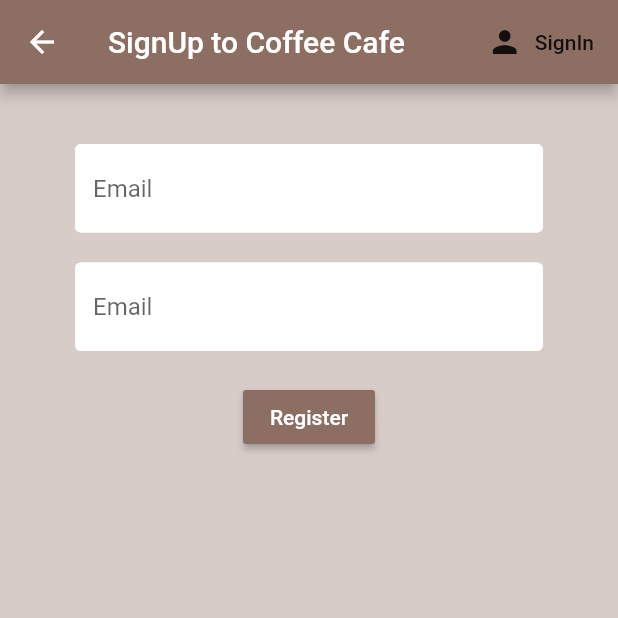
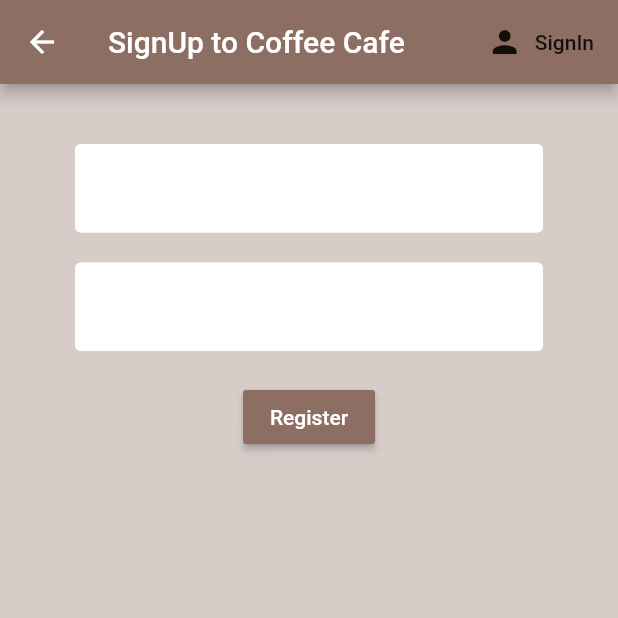
Before and after one commit to amitsaini4556/coffee_team, a Flutter app: the Register screen opened directly, on a phone screen of 412 x 824 dp, the top half of it. Run offline on Flutter 3.47's test engine with Material 2 defaults, Android fonts, the phone set to English and light mode, and no system bars; our stand-ins replace firebase_auth; accounts and stored records are empty.

Commit message:
remove hinttext fro constant data.

```diff
--- a/lib/sharedData/contants.dart
+++ b/lib/sharedData/contants.dart
@@ -1,7 +1,6 @@
 import 'package:flutter/material.dart';
 
 const textInputDecoration = InputDecoration(
-    hintText: 'Email',
     fillColor: Colors.white,
     filled: true,
     enabledBorder: OutlineInputBorder(
```
